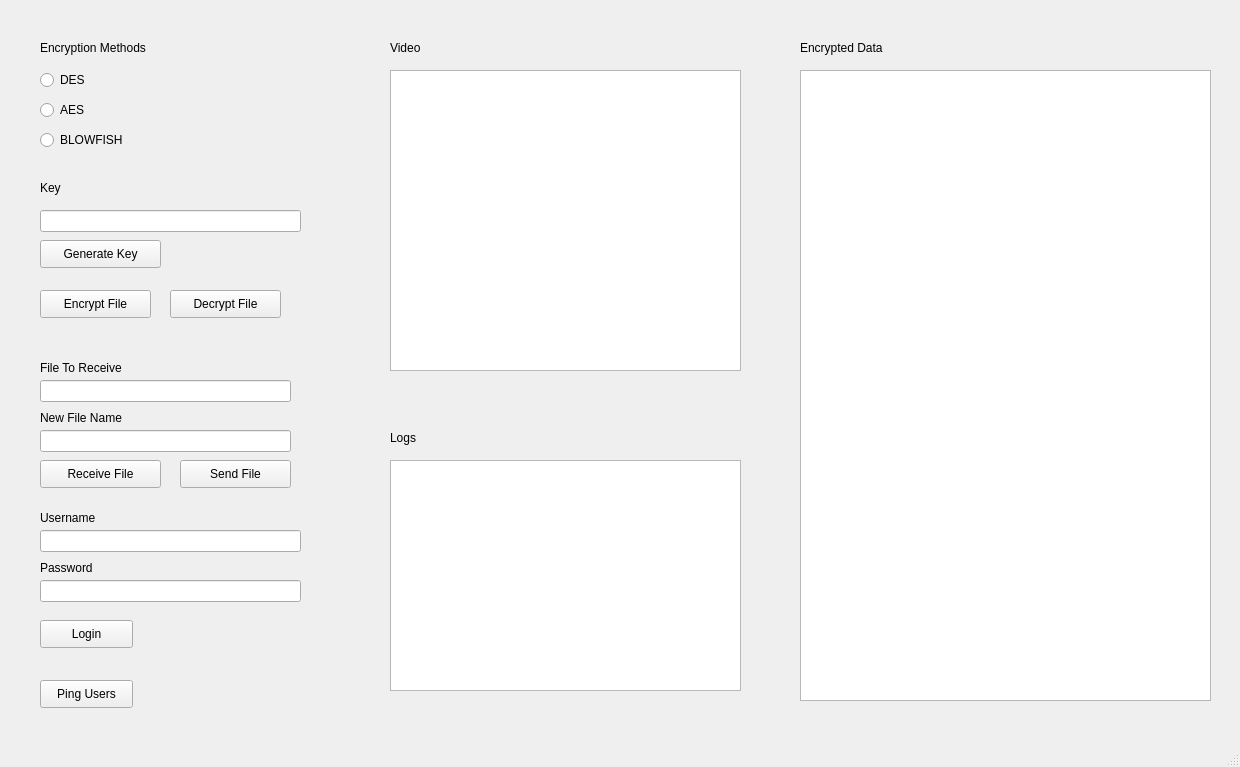
Qt form EncryptionServer/UI.ui (rahuljain1310/ChatApp) before a commit.
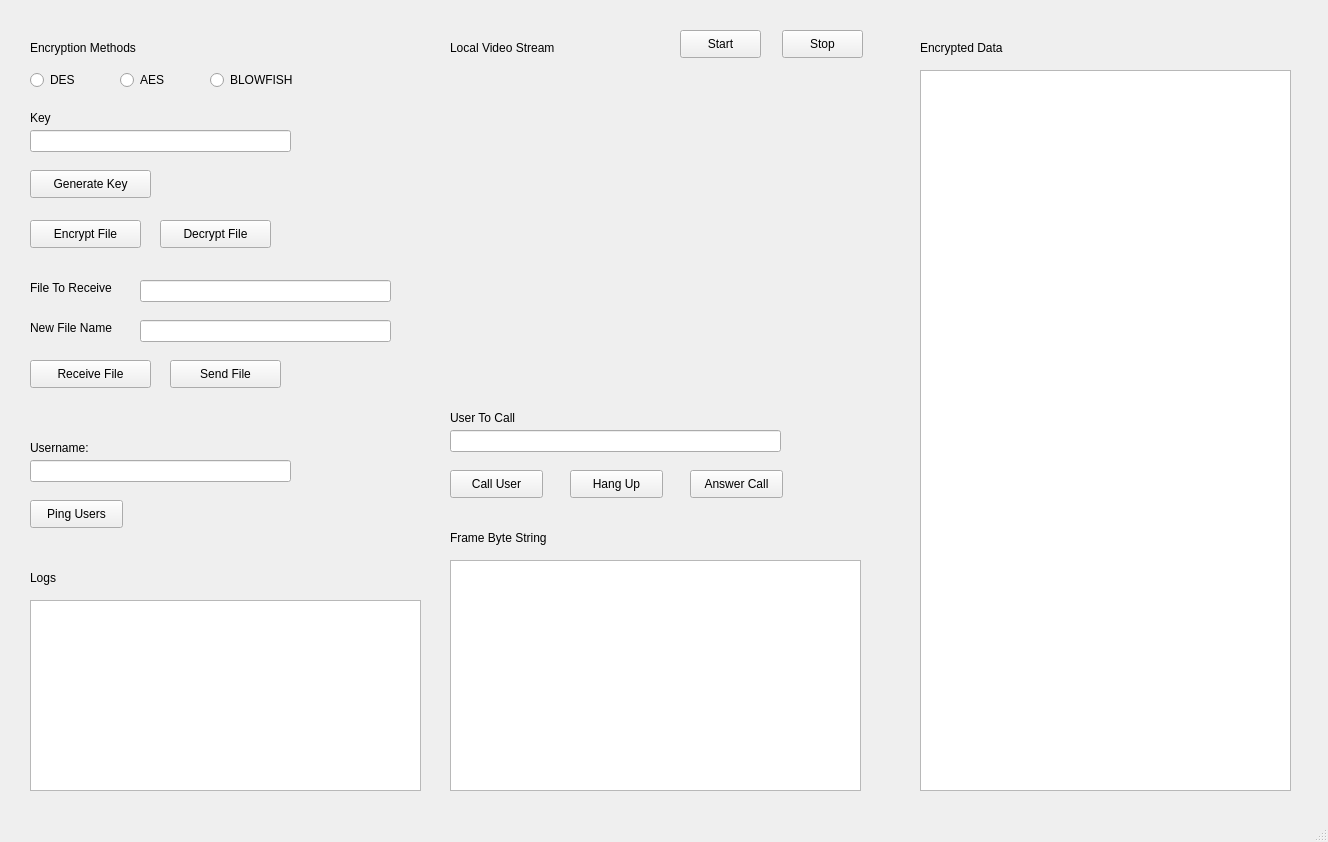
The same form after that commit. Icons and pictures are not drawn.

Commit message: Local Streaming With Login'

```diff
--- a/EncryptionServer/UI.ui
+++ b/EncryptionServer/UI.ui
@@ -6,8 +6,8 @@
    <rect>
     <x>0</x>
     <y>0</y>
-    <width>1240</width>
-    <height>767</height>
+    <width>1328</width>
+    <height>842</height>
    </rect>
   </property>
   <property name="windowTitle">
@@ -20,7 +20,7 @@
    <widget class="QLabel" name="label">
     <property name="geometry">
      <rect>
-      <x>40</x>
+      <x>30</x>
       <y>40</y>
       <width>121</width>
       <height>16</height>
@@ -33,7 +33,7 @@
    <widget class="QLabel" name="label_2">
     <property name="geometry">
      <rect>
-      <x>70</x>
+      <x>60</x>
       <y>60</y>
       <width>55</width>
       <height>16</height>
@@ -46,8 +46,8 @@
    <widget class="QPushButton" name="EncryptFileButton">
     <property name="geometry">
      <rect>
-      <x>40</x>
-      <y>290</y>
+      <x>30</x>
+      <y>220</y>
       <width>111</width>
       <height>28</height>
      </rect>
@@ -59,9 +59,9 @@
    <widget class="QRadioButton" name="AES_Radio">
     <property name="geometry">
      <rect>
-      <x>40</x>
-      <y>100</y>
-      <width>95</width>
+      <x>120</x>
+      <y>70</y>
+      <width>51</width>
       <height>20</height>
      </rect>
     </property>
@@ -78,9 +78,9 @@
    <widget class="QRadioButton" name="DES_Radio">
     <property name="geometry">
      <rect>
-      <x>40</x>
+      <x>30</x>
       <y>70</y>
-      <width>95</width>
+      <width>51</width>
       <height>20</height>
      </rect>
     </property>
@@ -91,8 +91,8 @@
    <widget class="QLabel" name="label_3">
     <property name="geometry">
      <rect>
-      <x>390</x>
-      <y>430</y>
+      <x>30</x>
+      <y>570</y>
       <width>55</width>
       <height>16</height>
      </rect>
@@ -104,8 +104,8 @@
    <widget class="QPushButton" name="SendFileButton">
     <property name="geometry">
      <rect>
-      <x>180</x>
-      <y>460</y>
+      <x>170</x>
+      <y>360</y>
       <width>111</width>
       <height>28</height>
      </rect>
@@ -117,8 +117,8 @@
    <widget class="QRadioButton" name="BLOWFISH_Radio">
     <property name="geometry">
      <rect>
-      <x>40</x>
-      <y>130</y>
+      <x>210</x>
+      <y>70</y>
       <width>95</width>
       <height>20</height>
      </rect>
@@ -130,44 +130,31 @@
    <widget class="QLineEdit" name="InputKey">
     <property name="geometry">
      <rect>
-      <x>40</x>
-      <y>210</y>
+      <x>30</x>
+      <y>130</y>
       <width>261</width>
       <height>22</height>
      </rect>
     </property>
    </widget>
-   <widget class="QGraphicsView" name="VideoFrame">
-    <property name="geometry">
-     <rect>
-      <x>390</x>
-      <y>70</y>
-      <width>351</width>
-      <height>301</height>
-     </rect>
-    </property>
-    <property name="interactive">
-     <bool>true</bool>
-    </property>
-   </widget>
    <widget class="QLabel" name="label_4">
     <property name="geometry">
      <rect>
-      <x>390</x>
+      <x>450</x>
       <y>40</y>
-      <width>32</width>
+      <width>121</width>
       <height>16</height>
      </rect>
     </property>
     <property name="text">
-     <string>Video</string>
+     <string>Local Video Stream</string>
     </property>
    </widget>
    <widget class="QLabel" name="label_5">
     <property name="geometry">
      <rect>
-      <x>40</x>
-      <y>180</y>
+      <x>30</x>
+      <y>110</y>
       <width>55</width>
       <height>16</height>
      </rect>
@@ -179,8 +166,8 @@
    <widget class="QPushButton" name="GenerateKeyButton">
     <property name="geometry">
      <rect>
-      <x>40</x>
-      <y>240</y>
+      <x>30</x>
+      <y>170</y>
       <width>121</width>
       <height>28</height>
      </rect>
@@ -192,7 +179,7 @@
    <widget class="QLabel" name="label_6">
     <property name="geometry">
      <rect>
-      <x>800</x>
+      <x>920</x>
       <y>40</y>
       <width>101</width>
       <height>16</height>
@@ -205,54 +192,47 @@
    <widget class="QTextBrowser" name="EncryptedText">
     <property name="geometry">
      <rect>
-      <x>800</x>
+      <x>920</x>
       <y>70</y>
-      <width>411</width>
-      <height>631</height>
+      <width>371</width>
+      <height>721</height>
      </rect>
     </property>
    </widget>
    <widget class="QLineEdit" name="UsernameInput">
     <property name="geometry">
      <rect>
-      <x>40</x>
-      <y>530</y>
+      <x>30</x>
+      <y>460</y>
       <width>261</width>
       <height>22</height>
      </rect>
     </property>
+    <property name="readOnly">
+     <bool>true</bool>
+    </property>
+    <property name="clearButtonEnabled">
+     <bool>false</bool>
+    </property>
    </widget>
    <widget class="QLabel" name="label_7">
     <property name="geometry">
      <rect>
-      <x>40</x>
-      <y>510</y>
+      <x>30</x>
+      <y>440</y>
       <width>71</width>
       <height>16</height>
      </rect>
     </property>
     <property name="text">
-     <string>Username</string>
-    </property>
-   </widget>
-   <widget class="QPushButton" name="LoginButton">
-    <property name="geometry">
-     <rect>
-      <x>40</x>
-      <y>620</y>
-      <width>93</width>
-      <height>28</height>
-     </rect>
-    </property>
-    <property name="text">
-     <string>Login</string>
+     <string>Username:</string>
     </property>
    </widget>
    <widget class="QPushButton" name="PingButton">
     <property name="geometry">
      <rect>
-      <x>40</x>
-      <y>680</y>
+      <x>30</x>
+      <y>500</y>
       <width>93</width>
       <height>28</height>
      </rect>
@@ -264,18 +244,18 @@
    <widget class="QTextEdit" name="LogsView">
     <property name="geometry">
      <rect>
-      <x>390</x>
-      <y>460</y>
-      <width>351</width>
-      <height>231</height>
+      <x>30</x>
+      <y>600</y>
+      <width>391</width>
+      <height>191</height>
      </rect>
     </property>
    </widget>
    <widget class="QPushButton" name="DecryptFileButton">
     <property name="geometry">
      <rect>
-      <x>170</x>
-      <y>290</y>
+      <x>160</x>
+      <y>220</y>
       <width>111</width>
       <height>28</height>
      </rect>
@@ -287,8 +267,8 @@
    <widget class="QPushButton" name="ReceiveFileButton">
     <property name="geometry">
      <rect>
-      <x>40</x>
-      <y>460</y>
+      <x>30</x>
+      <y>360</y>
       <width>121</width>
       <height>28</height>
      </rect>
@@ -297,34 +277,11 @@
      <string>Receive File</string>
     </property>
    </widget>
-   <widget class="QLineEdit" name="lineEdit">
-    <property name="geometry">
-     <rect>
-      <x>40</x>
-      <y>580</y>
-      <width>261</width>
-      <height>22</height>
-     </rect>
-    </property>
-   </widget>
-   <widget class="QLabel" name="label_8">
-    <property name="geometry">
-     <rect>
-      <x>40</x>
-      <y>560</y>
-      <width>71</width>
-      <height>16</height>
-     </rect>
-    </property>
-    <property name="text">
-     <string>Password</string>
-    </property>
-   </widget>
    <widget class="QLineEdit" name="FileInput">
     <property name="geometry">
      <rect>
-      <x>40</x>
-      <y>380</y>
+      <x>140</x>
+      <y>280</y>
       <width>251</width>
       <height>22</height>
      </rect>
@@ -333,8 +290,8 @@
    <widget class="QLabel" name="label_9">
     <property name="geometry">
      <rect>
-      <x>40</x>
-      <y>360</y>
+      <x>30</x>
+      <y>280</y>
       <width>91</width>
       <height>16</height>
      </rect>
@@ -346,8 +303,8 @@
    <widget class="QLineEdit" name="NewFileInput">
     <property name="geometry">
      <rect>
-      <x>40</x>
-      <y>430</y>
+      <x>140</x>
+      <y>320</y>
       <width>251</width>
       <height>22</height>
      </rect>
@@ -356,8 +313,8 @@
    <widget class="QLabel" name="label_10">
     <property name="geometry">
      <rect>
-      <x>40</x>
-      <y>410</y>
+      <x>30</x>
+      <y>320</y>
       <width>91</width>
       <height>16</height>
      </rect>
@@ -366,6 +323,136 @@
      <string>New File Name</string>
     </property>
    </widget>
+   <widget class="QLabel" name="LocalVideoStream">
+    <property name="geometry">
+     <rect>
+      <x>450</x>
+      <y>70</y>
+      <width>411</width>
+      <height>321</height>
+     </rect>
+    </property>
+    <property name="text">
+     <string/>
+    </property>
+    <property name="pixmap">
+     <pixmap>encryption.jpg</pixmap>
+    </property>
+    <property name="scaledContents">
+     <bool>true</bool>
+    </property>
+   </widget>
+   <widget class="QTextBrowser" name="EncryptedFrame">
+    <property name="geometry">
+     <rect>
+      <x>450</x>
+      <y>560</y>
+      <width>411</width>
+      <height>231</height>
+     </rect>
+    </property>
+   </widget>
+   <widget class="QLabel" name="label_11">
+    <property name="geometry">
+     <rect>
+      <x>450</x>
+      <y>530</y>
+      <width>111</width>
+      <height>16</height>
+     </rect>
+    </property>
+    <property name="text">
+     <string>Frame Byte String</string>
+    </property>
+   </widget>
+   <widget class="QPushButton" name="CallUserButton">
+    <property name="geometry">
+     <rect>
+      <x>450</x>
+      <y>470</y>
+      <width>93</width>
+      <height>28</height>
+     </rect>
+    </property>
+    <property name="text">
+     <string>Call User</string>
+    </property>
+   </widget>
+   <widget class="QLineEdit" name="lineEdit_2">
+    <property name="geometry">
+     <rect>
+      <x>450</x>
+      <y>430</y>
+      <width>331</width>
+      <height>22</height>
+     </rect>
+    </property>
+   </widget>
+   <widget class="QLabel" name="label_12">
+    <property name="geometry">
+     <rect>
+      <x>450</x>
+      <y>410</y>
+      <width>81</width>
+      <height>16</height>
+     </rect>
+    </property>
+    <property name="text">
+     <string>User To Call</string>
+    </property>
+   </widget>
+   <widget class="QPushButton" name="HangUpButton">
+    <property name="geometry">
+     <rect>
+      <x>570</x>
+      <y>470</y>
+      <width>93</width>
+      <height>28</height>
+     </rect>
+    </property>
+    <property name="text">
+     <string>Hang Up</string>
+    </property>
+   </widget>
+   <widget class="QPushButton" name="AnswerCallButton">
+    <property name="geometry">
+     <rect>
+      <x>690</x>
+      <y>470</y>
+      <width>93</width>
+      <height>28</height>
+     </rect>
+    </property>
+    <property name="text">
+     <string>Answer Call</string>
+    </property>
+   </widget>
+   <widget class="QPushButton" name="StopLocalStream">
+    <property name="geometry">
+     <rect>
+      <x>782</x>
+      <y>30</y>
+      <width>81</width>
+      <height>28</height>
+     </rect>
+    </property>
+    <property name="text">
+     <string>Stop</string>
+    </property>
+   </widget>
+   <widget class="QPushButton" name="StopLocalStream_2">
+    <property name="geometry">
+     <rect>
+      <x>680</x>
+      <y>30</y>
+      <width>81</width>
+      <height>28</height>
+     </rect>
+    </property>
+    <property name="text">
+     <string>Start</string>
+    </property>
+   </widget>
   </widget>
   <widget class="QMenuBar" name="menubar">
    <property name="geometry">
```
Left out of the diff: 2 changed lines with no effect on the pictures. The commit also changes 9 other files.
